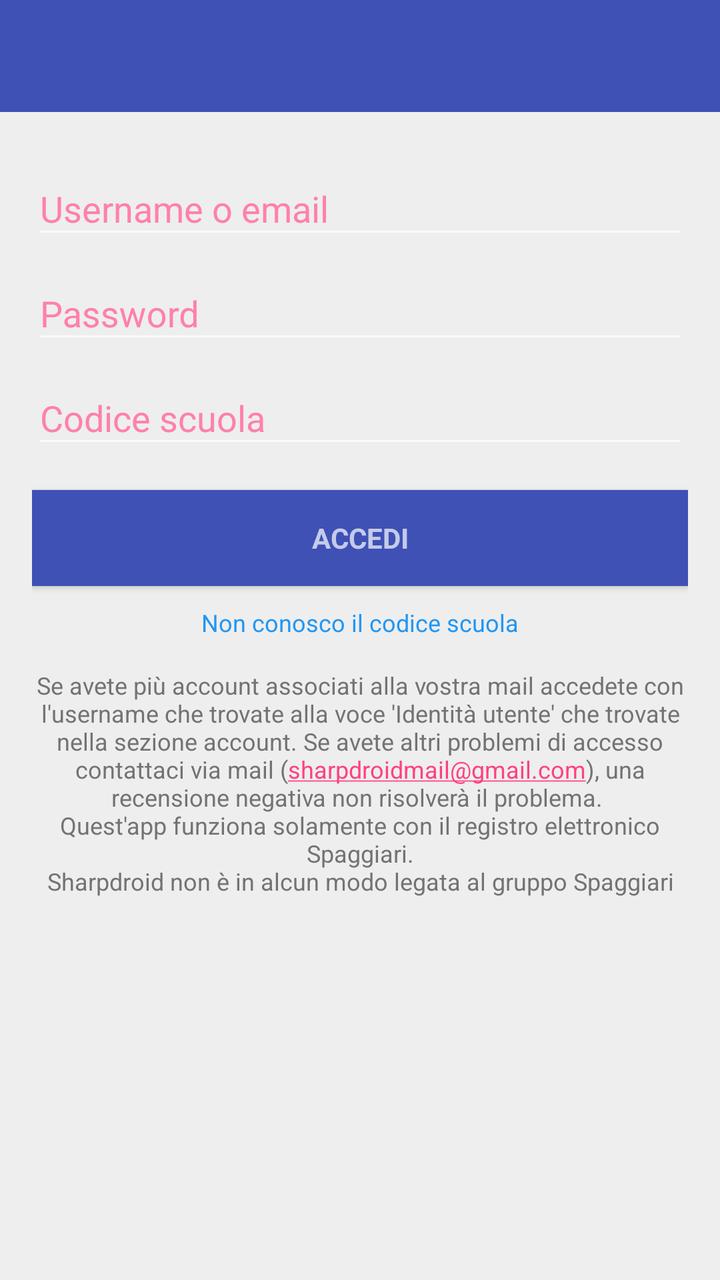
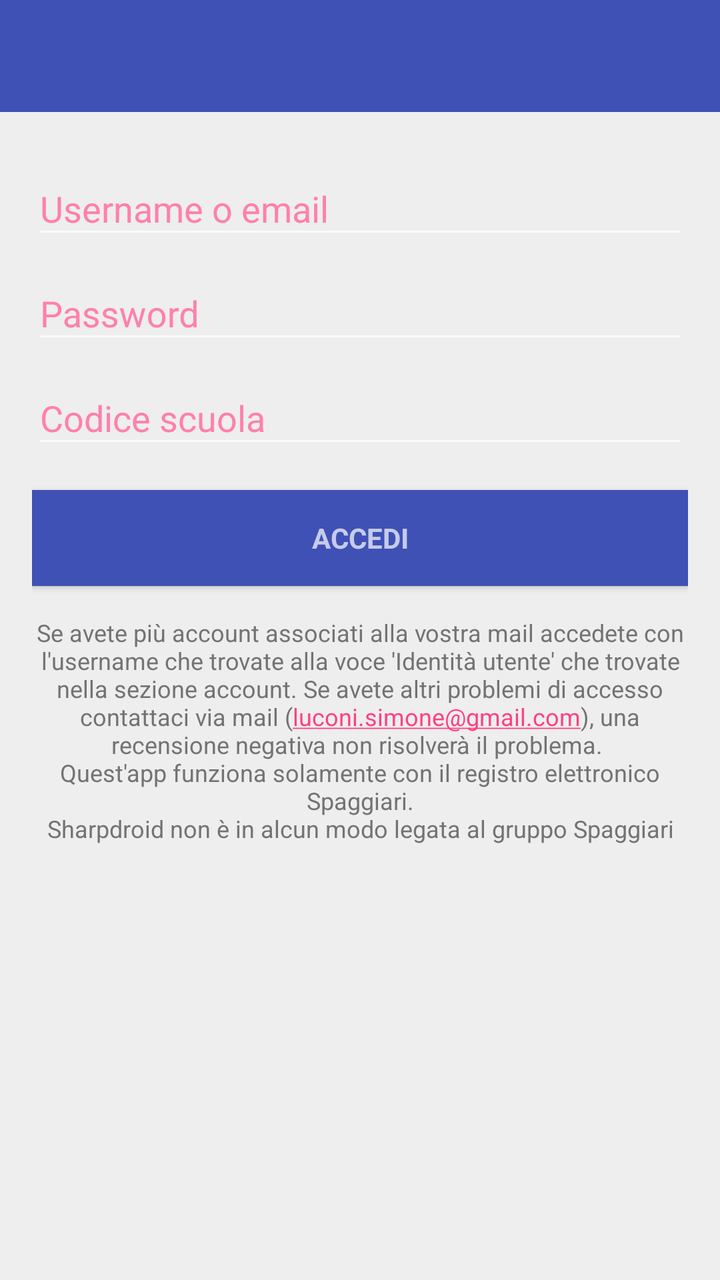

The first picture is an Android layout as it rendered before a commit; the second is the same layout after the commit. The layout source and the unified diff follow.
<!-- AndroidManifest.xml: application theme AppTheme -->
<!-- res/layout/activity_login.xml -->
<LinearLayout xmlns:android="http://schemas.android.com/apk/res/android"
    xmlns:tools="http://schemas.android.com/tools"
    android:layout_width="match_parent"
    android:layout_height="match_parent"
    android:orientation="vertical">

    <include
        android:id="@+id/app_bar"
        layout="@layout/app_bar" />


    <LinearLayout
        android:layout_width="match_parent"
        android:layout_height="match_parent"
        android:background="@color/background"
        android:gravity="center_horizontal"
        android:orientation="vertical"
        android:paddingBottom="@dimen/activity_vertical_margin"
        android:paddingLeft="@dimen/activity_horizontal_margin"
        android:paddingRight="@dimen/activity_horizontal_margin"
        android:paddingTop="@dimen/activity_vertical_margin"
        tools:context="com.sharpdroid.registroelettronico.LoginActivity">


        
        <ProgressBar
            android:id="@+id/login_progress"
            style="?android:attr/progressBarStyleLarge"
            android:layout_width="wrap_content"
            android:layout_height="wrap_content"
            android:layout_marginBottom="8dp"
            android:visibility="gone" />

        <ScrollView
            android:id="@+id/login_form"
            android:layout_width="match_parent"
            android:layout_height="match_parent">

            <LinearLayout
                android:id="@+id/email_login_form"
                android:layout_width="match_parent"
                android:layout_height="wrap_content"
                android:gravity="center_horizontal"
                android:orientation="vertical">

                <android.support.design.widget.TextInputLayout
                    android:layout_width="match_parent"
                    android:layout_height="wrap_content">

                    <AutoCompleteTextView
                        android:id="@+id/email"
                        android:layout_width="match_parent"
                        android:layout_height="wrap_content"
                        android:hint="@string/prompt_email"
                        android:inputType="textEmailAddress"
                        android:maxLines="1"
                        android:singleLine="true"
                        android:textColor="@color/colorAccent" />

                </android.support.design.widget.TextInputLayout>

                <android.support.design.widget.TextInputLayout
                    android:layout_width="match_parent"
                    android:layout_height="wrap_content">

                    <EditText
                        android:id="@+id/password"
                        android:layout_width="match_parent"
                        android:layout_height="wrap_content"
                        android:hint="@string/prompt_password"
                        android:imeActionId="@+id/login"
                        android:imeActionLabel="@string/action_sign_in_short"
                        android:imeOptions="actionUnspecified"
                        android:inputType="textPassword"
                        android:maxLines="1"
                        android:singleLine="true"
                        android:textColor="@color/colorAccent" />

                </android.support.design.widget.TextInputLayout>

                <android.support.design.widget.TextInputLayout
                    android:layout_width="match_parent"
                    android:layout_height="wrap_content">

                    <EditText
                        android:id="@+id/codicescuola"
                        android:layout_width="match_parent"
                        android:layout_height="wrap_content"
                        android:hint="Codice scuola"
                        android:imeActionId="@+id/login"
                        android:imeActionLabel="@string/action_sign_in_short"
                        android:imeOptions="actionUnspecified"
                        android:inputType="text"
                        android:maxLines="1"
                        android:singleLine="true"
                        android:textColor="@color/colorAccent" />
                </android.support.design.widget.TextInputLayout>

                <Button
                    android:id="@+id/email_sign_in_button"
                    style="?android:textAppearanceSmall"
                    android:layout_width="match_parent"
                    android:layout_height="wrap_content"
                    android:layout_marginTop="16dp"
                    android:background="@color/colorPrimary"
                    android:text="@string/action_sign_in"
                    android:textStyle="bold" />


                <TextView
                    android:id="@+id/FailAccesso"
                    android:layout_width="wrap_content"
                    android:layout_height="wrap_content"
                    android:layout_marginTop="10dp"
                    android:text="@string/nonriesciaccedere"
                    android:textColor="@color/bluematerial"
                    android:textSize="12sp"
                    android:visibility="visible" />


                <TextView
                    android:layout_width="wrap_content"
                    android:layout_height="wrap_content"
                    android:layout_marginTop="15dp"
                    android:gravity="center"
                    android:autoLink="email"
                    android:text="@string/disclamer"
                    android:textAppearance="?android:attr/textAppearanceSmall"
                    android:textColor="@color/textcolorgrey"
                    android:textSize="12sp"
                    android:visibility="visible" />

            </LinearLayout>
        </ScrollView>

    </LinearLayout>

</LinearLayout>
<!-- res/layout/app_bar.xml (included above) -->
<?xml version="1.0" encoding="utf-8"?>
<android.support.v7.widget.Toolbar xmlns:android="http://schemas.android.com/apk/res/android"
    xmlns:app="http://schemas.android.com/apk/res-auto"
    android:layout_width="match_parent"
    android:layout_height="56dp"
    android:background="@color/colorPrimary"
    app:theme="@style/ToolbarColor"
    app:popupTheme="@style/PopupMenu">

</android.support.v7.widget.Toolbar>
<!-- resources referenced by this layout -->
<resources>
  <color name="background">#eeeeee</color>
  <color name="bluematerial">#2196F3</color>
  <color name="colorAccent">#FF4081</color>
  <color name="colorPrimary">#3F51B5</color>
  <color name="textcolorgrey">#737373</color>
  <dimen name="activity_horizontal_margin">16dp</dimen>
  <dimen name="activity_vertical_margin">16dp</dimen>
  <string name="action_sign_in">Accedi</string>
  <string name="action_sign_in_short">Accedi</string>
  <string name="disclamer">Se avete più account associati alla vostra mail accedete con l\'username che trovate alla voce \'Identità utente\' che trovate nella sezione account. Se avete altri problemi di accesso contattaci via mail (sharpdroidmail@gmail.com), una recensione negativa non risolverà il problema. \nQuest\'app funziona solamente con il registro elettronico Spaggiari.\nSharpdroid non è in alcun modo legata al gruppo Spaggiari</string>
  <string name="nonriesciaccedere">Non conosco il codice scuola</string>
  <string name="prompt_email">Username o email</string>
  <string name="prompt_password">Password</string>
  <style name="PopupMenu" parent="Theme.AppCompat.Light">
          <item name="android:background">@color/colorPrimaryDark</item>
          <item name="android:textColorPrimary">#FFFFFF</item>
      </style>
  <style name="ToolbarColor" parent="AppTheme">
          <item name="android:textColorSecondary">#FFFFFF</item>
          <item name="android:textColorPrimary">#FFFFFF</item>
          <item name="actionModeStyle">@style/ContxActionMode</item>
      </style>
  <style name="AppTheme" parent="Theme.AppCompat.NoActionBar">
          
          <item name="colorPrimary">@color/colorPrimary</item>
          <item name="colorPrimaryDark">@color/colorPrimaryDark</item>
          <item name="colorAccent">@color/colorAccent</item>
          <item name="android:textColorHint">#FF80AB</item>
      </style>
  <color name="colorPrimaryDark">#303F9F</color>
  <style name="ContxActionMode" parent="@style/Widget.AppCompat.ActionMode">
          <item name="background">@color/material_blue_500</item>
      </style>
</resources>

<!-- the commit's change to res/layout/activity_login.xml (unified diff, before → after) -->
@@ -106,18 +106,6 @@
                     android:text="@string/action_sign_in"
                     android:textStyle="bold" />
 
-
-                <TextView
-                    android:id="@+id/FailAccesso"
-                    android:layout_width="wrap_content"
-                    android:layout_height="wrap_content"
-                    android:layout_marginTop="10dp"
-                    android:text="@string/nonriesciaccedere"
-                    android:textColor="@color/bluematerial"
-                    android:textSize="12sp"
-                    android:visibility="visible" />
-
-
                 <TextView
                     android:layout_width="wrap_content"
                     android:layout_height="wrap_content"
<!-- resource entries referenced after the edit -->
@@ -1,7 +1,6 @@
 <!-- resources referenced by this layout -->
 <resources>
   <color name="background">#eeeeee</color>
-  <color name="bluematerial">#2196F3</color>
   <color name="colorAccent">#FF4081</color>
   <color name="colorPrimary">#3F51B5</color>
   <color name="textcolorgrey">#737373</color>
@@ -9,8 +8,7 @@
   <dimen name="activity_vertical_margin">16dp</dimen>
   <string name="action_sign_in">Accedi</string>
   <string name="action_sign_in_short">Accedi</string>
-  <string name="disclamer">Se avete più account associati alla vostra mail accedete con l\'username che trovate alla voce \'Identità utente\' che trovate nella sezione account. Se avete altri problemi di accesso contattaci via mail (sharpdroidmail@gmail.com), una recensione negativa non risolverà il problema. \nQuest\'app funziona solamente con il registro elettronico Spaggiari.\nSharpdroid non è in alcun modo legata al gruppo Spaggiari</string>
-  <string name="nonriesciaccedere">Non conosco il codice scuola</string>
+  <string name="disclamer">Se avete più account associati alla vostra mail accedete con l\'username che trovate alla voce \'Identità utente\' che trovate nella sezione account. Se avete altri problemi di accesso contattaci via mail (luconi.simone@gmail.com), una recensione negativa non risolverà il problema. \nQuest\'app funziona solamente con il registro elettronico Spaggiari.\nSharpdroid non è in alcun modo legata al gruppo Spaggiari</string>
   <string name="prompt_email">Username o email</string>
   <string name="prompt_password">Password</string>
   <style name="PopupMenu" parent="Theme.AppCompat.Light">
